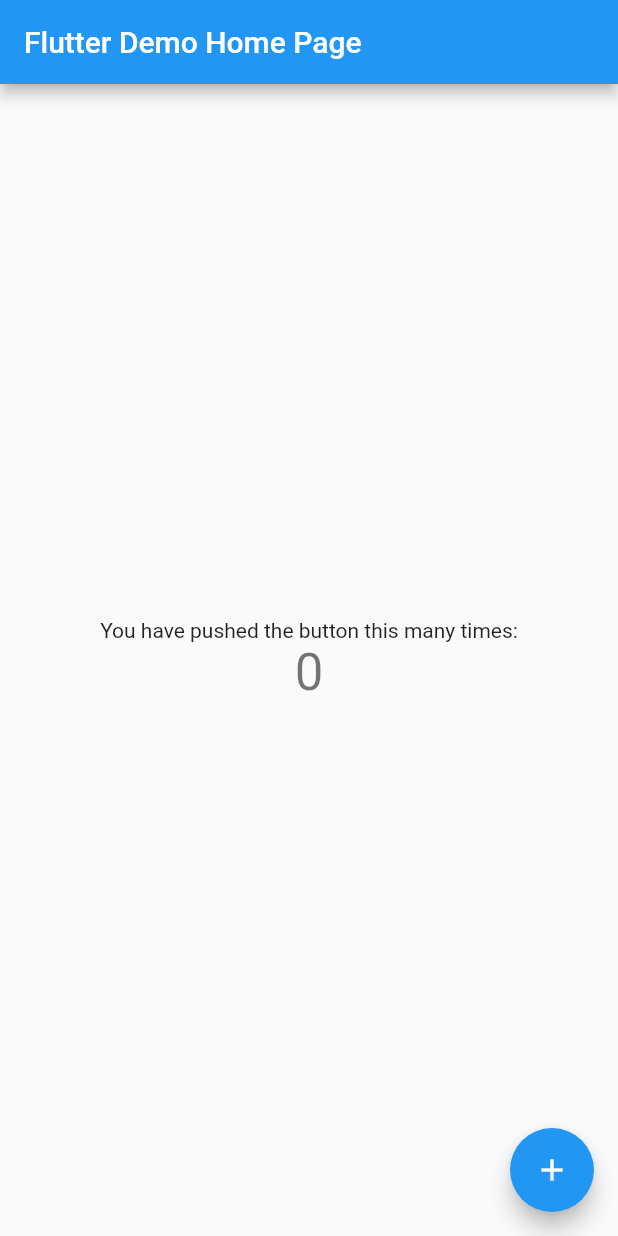
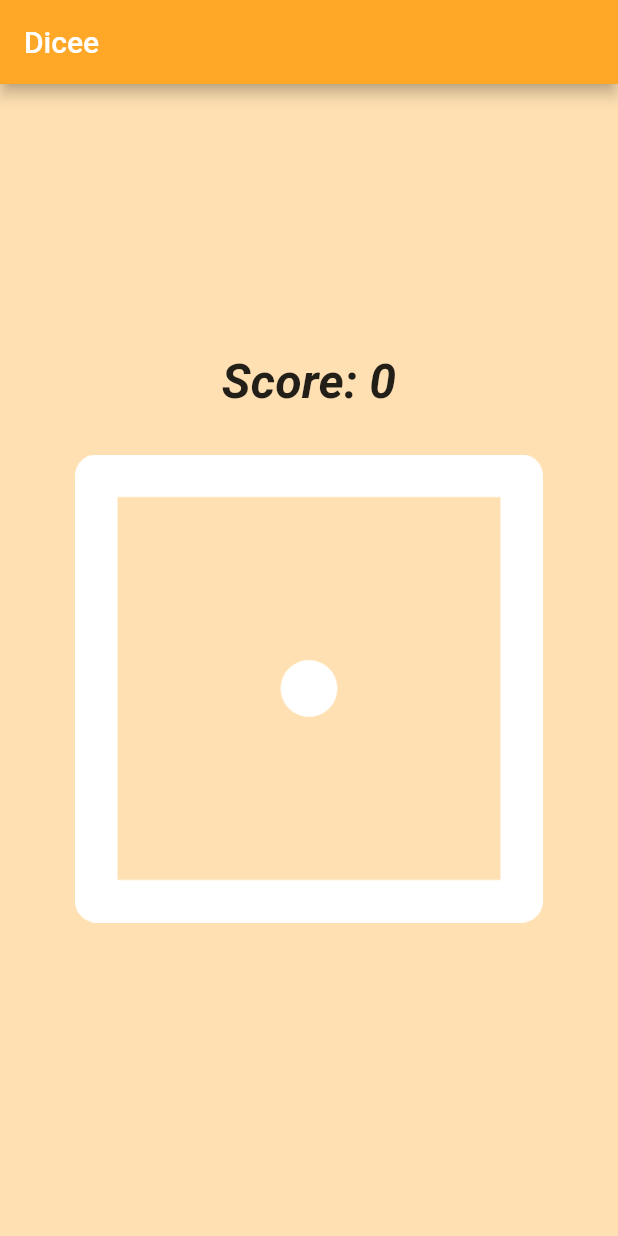
Before and after one commit to ceosss/dicee-flutter, a Flutter app: the screen it shows after launch, on a phone screen of 412 x 824 dp. Run offline on Flutter 3.47's test engine with Material 2 defaults, Android fonts, the phone set to English and light mode, and no system bars.

Commit message:
UPDATE: Layout

```diff
--- a/lib/main.dart
+++ b/lib/main.dart
@@ -1,113 +1,49 @@
 import 'package:flutter/material.dart';
 
 void main() {
-  runApp(MyApp());
+  runApp(Home());
 }
 
-class MyApp extends StatelessWidget {
-  // This widget is the root of your application.
+class Home extends StatefulWidget {
+  @override
+  _HomeState createState() => _HomeState();
+}
+
+class _HomeState extends State<Home> {
+  int score = 0;
   @override
   Widget build(BuildContext context) {
     return MaterialApp(
-      title: 'Flutter Demo',
-      theme: ThemeData(
-        // This is the theme of your application.
-        //
-        // Try running your application with "flutter run". You'll see the
-        // application has a blue toolbar. Then, without quitting the app, try
-        // changing the primarySwatch below to Colors.green and then invoke
-        // "hot reload" (press "r" in the console where you ran "flutter run",
-        // or simply save your changes to "hot reload" in a Flutter IDE).
-        // Notice that the counter didn't reset back to zero; the application
-        // is not restarted.
-        primarySwatch: Colors.blue,
+      home: Scaffold(
+        appBar: AppBar(
+          backgroundColor: Colors.orange[400],
+          title: Text("Dicee"),
+        ),
+        body: SafeArea(
+          child: Center(
+            child: Padding(
+              padding: const EdgeInsets.symmetric(horizontal: 50),
+              child: Column(
+                mainAxisAlignment: MainAxisAlignment.center,
+                children: [
+                  Text(
+                    "Score: $score",
+                    style: TextStyle(
+                        fontSize: 32,
+                        fontWeight: FontWeight.bold,
+                        fontStyle: FontStyle.italic),
+                  ),
+                  Padding(
+                    padding: const EdgeInsets.symmetric(vertical: 30),
+                    child: Image.asset("assets/images/dice1.png"),
+                  )
+                ],
+              ),
+            ),
+          ),
+        ),
+        backgroundColor: Colors.orange[100],
       ),
-      home: MyHomePage(title: 'Flutter Demo Home Page'),
     );
   }
 }
-
-class MyHomePage extends StatefulWidget {
-  MyHomePage({Key key, this.title}) : super(key: key);
-
-  // This widget is the home page of your application. It is stateful, meaning
-  // that it has a State object (defined below) that contains fields that affect
-  // how it looks.
-
-  // This class is the configuration for the state. It holds the values (in this
-  // case the title) provided by the parent (in this case the App widget) and
-  // used by the build method of the State. Fields in a Widget subclass are
-  // always marked "final".
-
-  final String title;
-
-  @override
-  _MyHomePageState createState() => _MyHomePageState();
-}
-
-class _MyHomePageState extends State<MyHomePage> {
-  int _counter = 0;
-
-  void _incrementCounter() {
-    setState(() {
-      // This call to setState tells the Flutter framework that something has
-      // changed in this State, which causes it to rerun the build method below
-      // so that the display can reflect the updated values. If we changed
-      // _counter without calling setState(), then the build method would not be
-      // called again, and so nothing would appear to happen.
-      _counter++;
-    });
-  }
-
-  @override
-  Widget build(BuildContext context) {
-    // This method is rerun every time setState is called, for instance as done
-    // by the _incrementCounter method above.
-    //
-    // The Flutter framework has been optimized to make rerunning build methods
-    // fast, so that you can just rebuild anything that needs updating rather
-    // than having to individually change instances of widgets.
-    return Scaffold(
-      appBar: AppBar(
-        // Here we take the value from the MyHomePage object that was created by
-        // the App.build method, and use it to set our appbar title.
-        title: Text(widget.title),
-      ),
-      body: Center(
-        // Center is a layout widget. It takes a single child and positions it
-        // in the middle of the parent.
-        child: Column(
-          // Column is also a layout widget. It takes a list of children and
-          // arranges them vertically. By default, it sizes itself to fit its
-          // children horizontally, and tries to be as tall as its parent.
-          //
-          // Invoke "debug painting" (press "p" in the console, choose the
-          // "Toggle Debug Paint" action from the Flutter Inspector in Android
-          // Studio, or the "Toggle Debug Paint" command in Visual Studio Code)
-          // to see the wireframe for each widget.
-          //
-          // Column has various properties to control how it sizes itself and
-          // how it positions its children. Here we use mainAxisAlignment to
-          // center the children vertically; the main axis here is the vertical
-          // axis because Columns are vertical (the cross axis would be
-          // horizontal).
-          mainAxisAlignment: MainAxisAlignment.center,
-          children: <Widget>[
-            Text(
-              'You have pushed the button this many times:',
-            ),
-            Text(
-              '$_counter',
-              style: Theme.of(context).textTheme.headline4,
-            ),
-          ],
-        ),
-      ),
-      floatingActionButton: FloatingActionButton(
-        onPressed: _incrementCounter,
-        tooltip: 'Increment',
-        child: Icon(Icons.add),
-      ), // This trailing comma makes auto-formatting nicer for build methods.
-    );
-  }
-}
--- a/pubspec.yaml
+++ b/pubspec.yaml
@@ -44,7 +44,7 @@ flutter:
 
   # To add assets to your application, add an assets section, like this:
   assets:
-    - assets/images
+    - assets/images/
 
   # An image asset can refer to one or more resolution-specific "variants", see
   # https://flutter.dev/assets-and-images/#resolution-aware.
```
Also changed, not shown: 1 other file.
